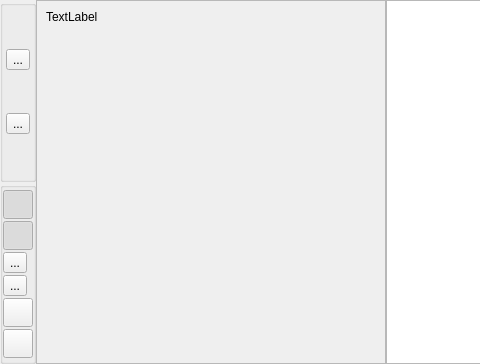
Old version of the form rpfm_ui/ui_templates/diagnostics_dock_widget.ui in the repository Frodo45127/rpfm; both pictures show x 0 to 480 and y 0 to 364 of the 875 by 364 pixel window.
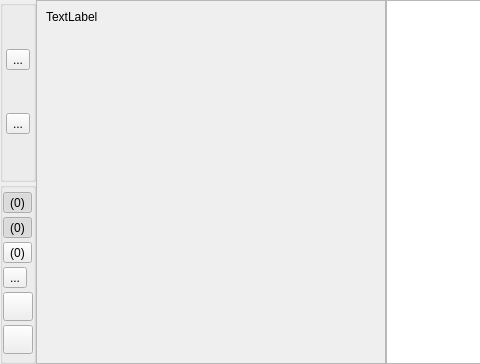
New version of the form. Icons and pictures are not drawn.

Commit message: Added missing diagnostic count.

```diff
--- a/rpfm_ui/ui_templates/diagnostics_dock_widget.ui
+++ b/rpfm_ui/ui_templates/diagnostics_dock_widget.ui
@@ -166,7 +166,7 @@
        <item row="0" column="0">
         <widget class="QToolButton" name="error_button">
          <property name="text">
-          <string/>
+          <string>(0)</string>
          </property>
          <property name="icon">
           <iconset theme="data-error">
@@ -229,7 +229,7 @@
        <item row="1" column="0">
         <widget class="QToolButton" name="warning_button">
          <property name="text">
-          <string/>
+          <string>(0)</string>
          </property>
          <property name="icon">
           <iconset theme="data-warning">
@@ -252,7 +252,7 @@
        <item row="2" column="0">
         <widget class="QToolButton" name="info_button">
          <property name="text">
-          <string>...</string>
+          <string>(0)</string>
          </property>
          <property name="icon">
           <iconset theme="data-information">
```
The commit also changes 1 other file.
